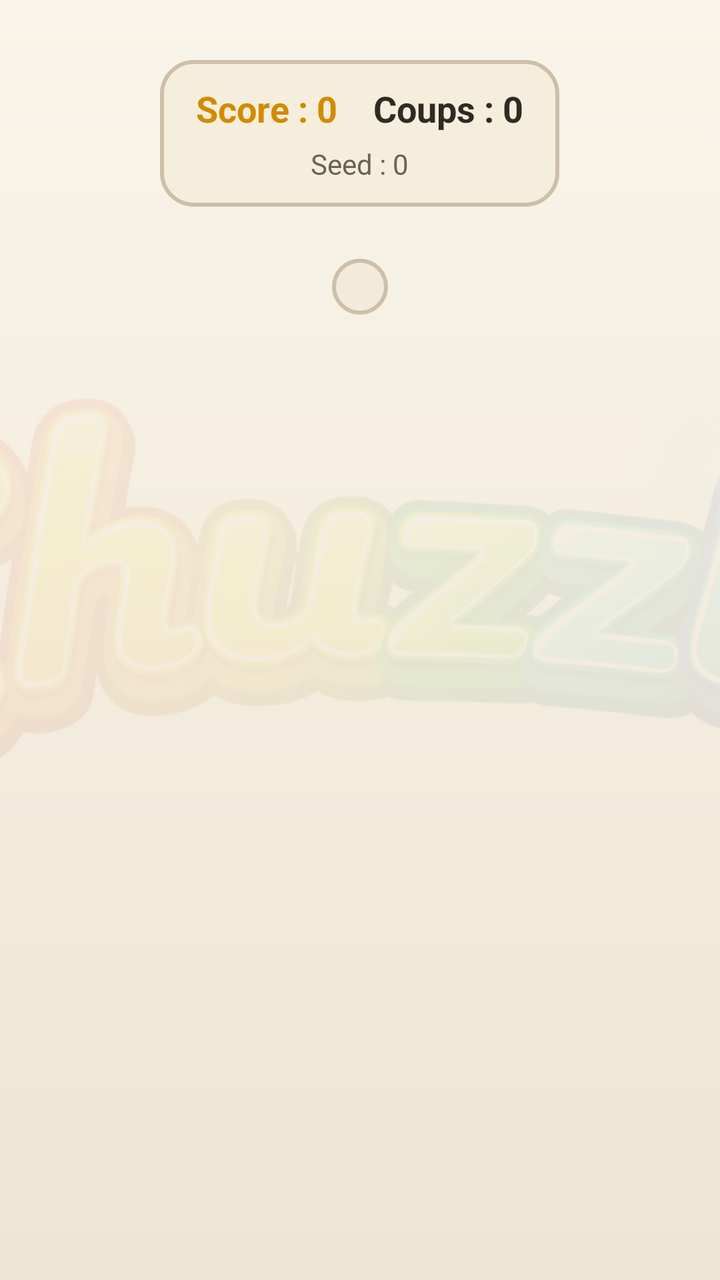
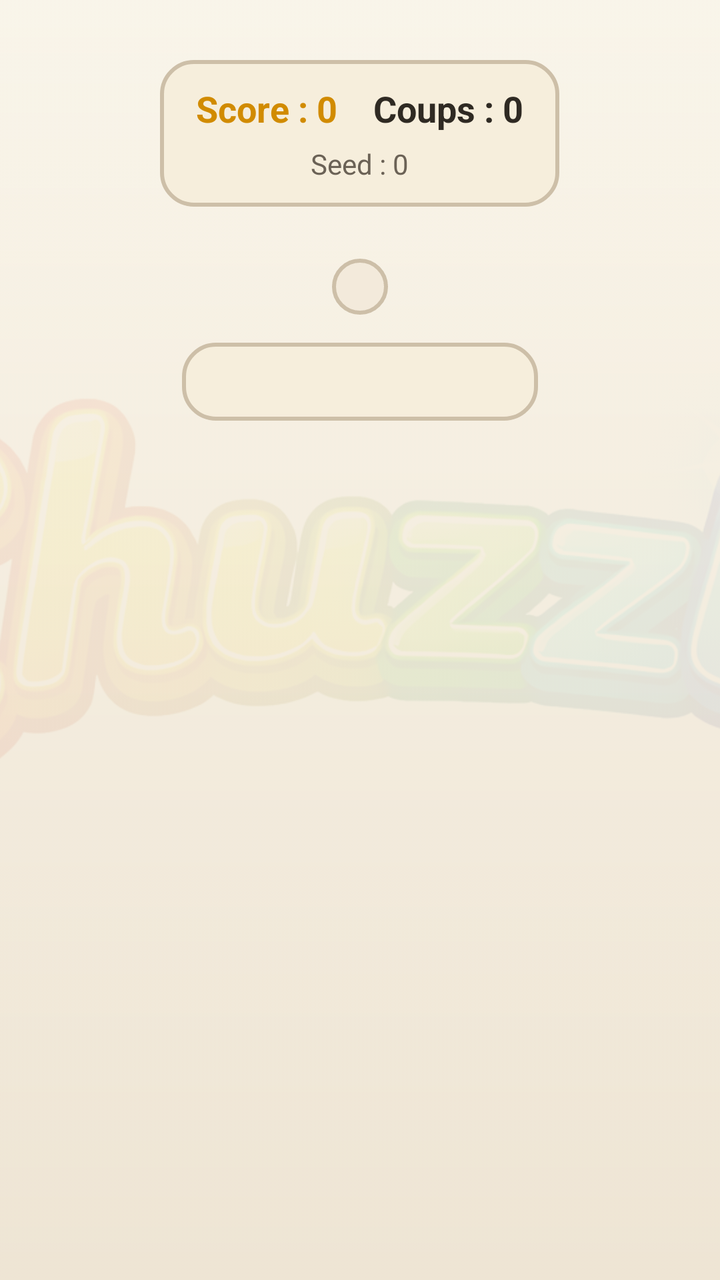

An Android layout rendered at two revisions. The XML below is the earlier revision; the diff shows what the commit changed to produce the second picture.
<!-- AndroidManifest.xml: application theme Base.Theme.Chuzzle -->
<!-- res/layout/activity_jeu.xml -->
<?xml version="1.0" encoding="utf-8"?>
<RelativeLayout xmlns:android="http://schemas.android.com/apk/res/android"
    android:layout_width="match_parent"
    android:layout_height="match_parent"
    android:background="@drawable/fond_ecran_jeu">

    <ImageView
        android:id="@+id/imgFondJeu"
        android:layout_width="match_parent"
        android:layout_height="match_parent"
        android:alpha="0.07"
        android:contentDescription="@null"
        android:scaleType="centerCrop"
        android:src="@drawable/logo" />

    <LinearLayout
        android:id="@+id/contenuJeu"
        android:layout_width="match_parent"
        android:layout_height="match_parent"
        android:gravity="center_horizontal"
        android:orientation="vertical"
        android:paddingStart="@dimen/padding_contenu_jeu_h"
        android:paddingTop="22dp"
        android:paddingEnd="@dimen/padding_contenu_jeu_h"
        android:paddingBottom="18dp">

        <LinearLayout
            android:layout_width="wrap_content"
            android:layout_height="wrap_content"
            android:layout_marginTop="8dp"
            android:background="@drawable/fond_bandeau_jeu"
            android:gravity="center_horizontal"
            android:orientation="vertical"
            android:paddingStart="@dimen/padding_bandeau_jeu_h"
            android:paddingTop="@dimen/padding_bandeau_jeu_v"
            android:paddingEnd="@dimen/padding_bandeau_jeu_h"
            android:paddingBottom="@dimen/padding_bandeau_jeu_v">

            <LinearLayout
                android:layout_width="wrap_content"
                android:layout_height="wrap_content"
                android:gravity="center"
                android:orientation="horizontal">

                <TextView
                    android:id="@+id/txtScore"
                    android:layout_width="wrap_content"
                    android:layout_height="wrap_content"
                    android:layout_marginEnd="18dp"
                    android:text="Score : 0"
                    android:textColor="@color/ui_score"
                    android:textSize="18sp"
                    android:textStyle="bold" />

                <TextView
                    android:id="@+id/txtCoups"
                    android:layout_width="wrap_content"
                    android:layout_height="wrap_content"
                    android:text="Coups : 0"
                    android:textColor="@color/ui_game_text"
                    android:textSize="18sp"
                    android:textStyle="bold" />
            </LinearLayout>

            <TextView
                android:id="@+id/txtSeed"
                android:layout_width="wrap_content"
                android:layout_height="wrap_content"
                android:layout_marginTop="6dp"
                android:text="Seed : 0"
                android:textColor="@color/ui_game_text_soft"
                android:textSize="14sp" />
        </LinearLayout>

        <LinearLayout
            android:layout_width="wrap_content"
            android:layout_height="wrap_content"
            android:layout_marginTop="26dp"
            android:background="@drawable/fond_grille_jeu"
            android:padding="@dimen/padding_cadre_grille">

            <GridLayout
                android:id="@+id/grilleJeu"
                android:layout_width="wrap_content"
                android:layout_height="wrap_content"
                android:alignmentMode="alignMargins"
                android:columnCount="6"
                android:rowCount="6" />
        </LinearLayout>

    </LinearLayout>

    <LinearLayout
        android:id="@+id/overlayFin"
        android:layout_width="match_parent"
        android:layout_height="match_parent"
        android:background="#CC1D1E2C"
        android:clickable="true"
        android:focusable="true"
        android:gravity="center"
        android:orientation="vertical"
        android:padding="24dp"
        android:visibility="gone">

        <TextView
            android:id="@+id/txtOverlayFinTitre"
            android:layout_width="wrap_content"
            android:layout_height="wrap_content"
            android:background="@drawable/fond_bandeau_jeu"
            android:paddingStart="22dp"
            android:paddingTop="12dp"
            android:paddingEnd="22dp"
            android:paddingBottom="12dp"
            android:text="@string/overlay_fin_titre"
            android:textColor="@color/ui_game_text"
            android:textSize="22sp"
            android:textStyle="bold" />

        <TextView
            android:id="@+id/txtOverlayFinSeed"
            android:layout_width="wrap_content"
            android:layout_height="wrap_content"
            android:layout_marginTop="14dp"
            android:background="@drawable/fond_bandeau_jeu"
            android:paddingStart="18dp"
            android:paddingTop="10dp"
            android:paddingEnd="18dp"
            android:paddingBottom="10dp"
            android:textColor="@color/ui_game_text_soft"
            android:textSize="16sp" />
    </LinearLayout>

</RelativeLayout>
<!-- resources referenced by this layout -->
<resources>
  <color name="ui_game_text">#FF2F2A23</color>
  <color name="ui_game_text_soft">#FF6B6256</color>
  <color name="ui_score">#FFD18B00</color>
  <dimen name="padding_bandeau_jeu_h">18dp</dimen>
  <dimen name="padding_bandeau_jeu_v">12dp</dimen>
  <dimen name="padding_cadre_grille">14dp</dimen>
  <dimen name="padding_contenu_jeu_h">18dp</dimen>
  <!-- drawable fond_bandeau_jeu (drawable) -->
  <?xml version="1.0" encoding="utf-8"?>
  <shape xmlns:android="http://schemas.android.com/apk/res/android">
      <corners android:radius="16dp" />
      <solid android:color="@color/ui_game_panel" />
      <stroke
          android:width="2dp"
          android:color="@color/ui_game_panel_stroke" />
  </shape>
  <!-- drawable fond_ecran_jeu (drawable) -->
  <?xml version="1.0" encoding="utf-8"?>
  <shape xmlns:android="http://schemas.android.com/apk/res/android">
      <gradient
          android:angle="270"
          android:startColor="@color/ui_game_bg_top"
          android:endColor="@color/ui_game_bg_bottom" />
  </shape>
  <!-- drawable fond_grille_jeu (drawable) -->
  <?xml version="1.0" encoding="utf-8"?>
  <shape xmlns:android="http://schemas.android.com/apk/res/android">
      <corners android:radius="18dp" />
      <solid android:color="@color/ui_game_grid" />
      <stroke
          android:width="2dp"
          android:color="@color/ui_game_grid_stroke" />
  </shape>
  <!-- drawable logo: png bitmap (drawable, 330142 bytes) -->
  <string name="overlay_fin_titre">Partie finie</string>
  <style name="Base.Theme.Chuzzle" parent="Theme.Material3.Light">
          <item name="android:windowNoTitle">false</item>
          <item name="android:windowActionBar">true</item>
          <item name="android:colorBackground">@color/ui_background</item>
          <item name="android:statusBarColor">@color/ui_hud_background</item>
          <item name="android:navigationBarColor">@color/ui_background</item>
          <item name="colorPrimary">@color/ui_hud_background</item>
          <item name="colorOnPrimary">@color/ui_text</item>
      </style>
  <color name="ui_game_panel">#F7F6EEDC</color>
  <color name="ui_game_panel_stroke">#FFCDBFA8</color>
  <color name="ui_game_bg_top">#FFF9F4E8</color>
  <color name="ui_game_bg_bottom">#FFEDE3D1</color>
  <color name="ui_game_grid">#FFF3EADB</color>
  <color name="ui_game_grid_stroke">#FFCDBFA8</color>
  <color name="ui_background">#FFF9F4E8</color>
  <color name="ui_hud_background">#FFF6EEDC</color>
  <color name="ui_text">#FF2F2A23</color>
</resources>

<!-- the commit's change to res/layout/activity_jeu.xml (unified diff, before → after) -->
@@ -88,6 +88,28 @@
                 android:rowCount="6" />
         </LinearLayout>
 
+        <LinearLayout
+            android:id="@+id/blocAide"
+            android:layout_width="wrap_content"
+            android:layout_height="wrap_content"
+            android:layout_marginTop="14dp"
+            android:background="@drawable/fond_bandeau_jeu"
+            android:orientation="vertical"
+            android:paddingStart="14dp"
+            android:paddingTop="10dp"
+            android:paddingEnd="14dp"
+            android:paddingBottom="10dp">
+
+            <TextView
+                android:id="@+id/txtBlocAide"
+                android:layout_width="wrap_content"
+                android:layout_height="wrap_content"
+                android:minWidth="150dp"
+                android:textColor="@color/ui_game_text"
+                android:textSize="14sp"
+                android:textStyle="bold" />
+        </LinearLayout>
+
     </LinearLayout>
 
     <LinearLayout
